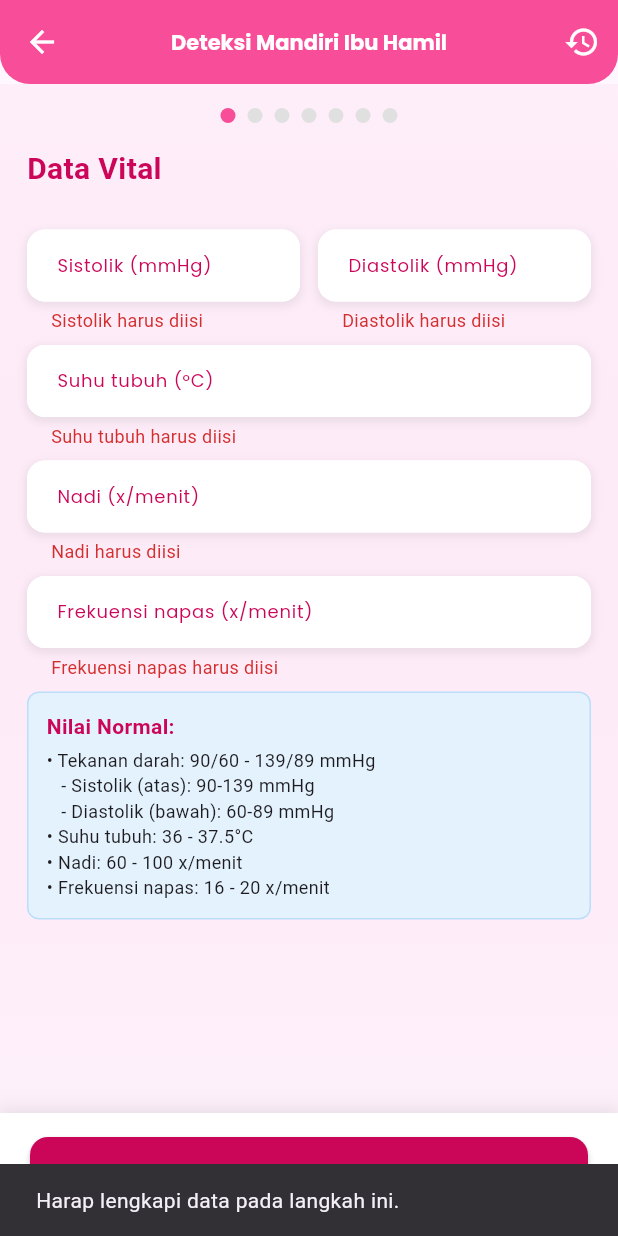
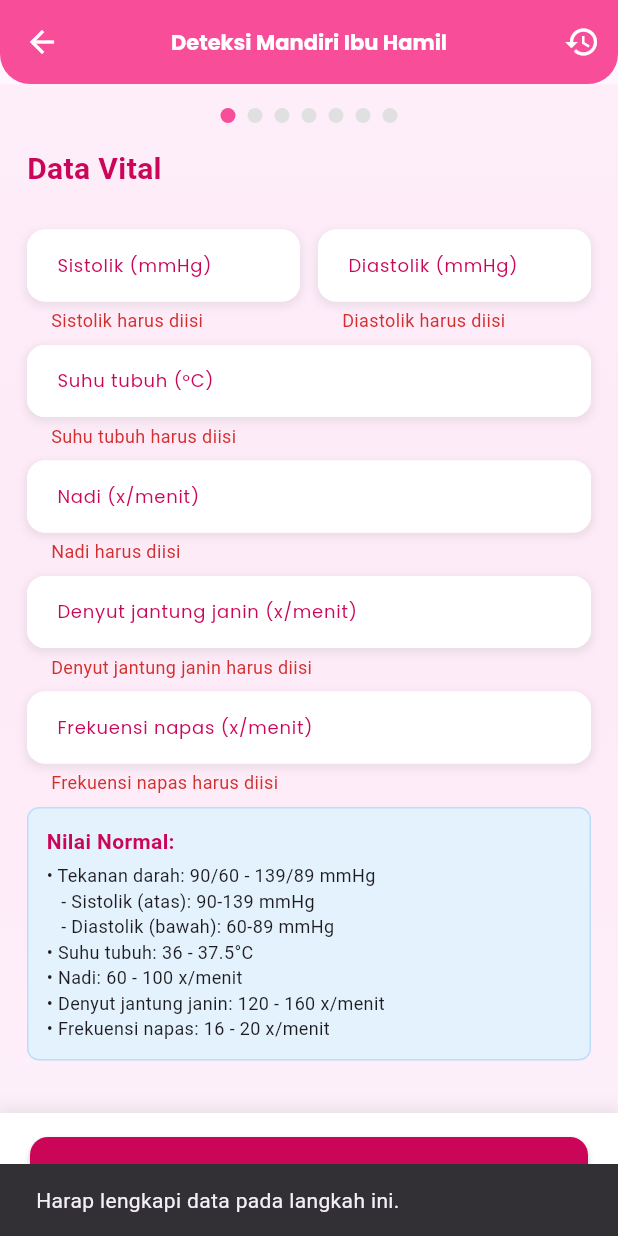
Before and after one commit to riyanari/bumilku, a Flutter app: the SelfDetectionPageView screen opened directly, after a tap on "Lanjut", on a phone screen of 412 x 824 dp. Run offline on Flutter 3.47's test engine with Material 3 defaults, Android fonts, the phone set to English and light mode, and no system bars; our stand-ins replace awesome_dialog, bloc, cloud_firestore, equatable, firebase_auth, firebase_core and 5 more; missing offline and left inert: firebase_app_check; accounts and stored records are empty.

Commit message:
add fetal heart rate at vital data self detection

```diff
--- a/lib/l10n/app_en.arb
+++ b/lib/l10n/app_en.arb
@@ -652,5 +652,11 @@
   "tutorialStep4Title": "Enjoy the experience",
   "tutorialStep4Desc": "Use the app to the fullest",
   "tutorialGetStarted": "Get Started",
-  "skip": "Skip"
+  "skip": "Skip",
+
+  "vitalFhrLabel": "Fetal heart rate (beats/min)",
+  "vitalFhrRequired": "Fetal heart rate is required",
+  "vitalNormalFhr": "• Fetal heart rate: 120 - 160 beats/min",
+  "vitalFhrRange": "Normal range is 120 - 160 beats/min"
+
 }
--- a/lib/l10n/app_id.arb
+++ b/lib/l10n/app_id.arb
@@ -654,5 +654,11 @@
   "tutorialStep4Title": "Nikmati Pengalaman",
   "tutorialStep4Desc": "Gunakan aplikasi dengan maksimal",
   "tutorialGetStarted": "Mulai Sekarang",
-  "skip": "Skip"
+  "skip": "Skip",
+
+  "vitalFhrLabel": "Denyut jantung janin (x/menit)",
+  "vitalFhrRequired": "Denyut jantung janin harus diisi",
+  "vitalNormalFhr": "• Denyut jantung janin: 120 - 160 x/menit",
+  "vitalFhrRange": "Nilai normal 120 - 160 x/menit"
+
 }
--- a/lib/l10n/app_localizations.dart
+++ b/lib/l10n/app_localizations.dart
@@ -2749,6 +2749,30 @@ abstract class AppLocalizations {
   /// In id, this message translates to:
   /// **'Skip'**
   String get skip;
+
+  /// No description provided for @vitalFhrLabel.
+  ///
+  /// In id, this message translates to:
+  /// **'Denyut jantung janin (x/menit)'**
+  String get vitalFhrLabel;
+
+  /// No description provided for @vitalFhrRequired.
+  ///
+  /// In id, this message translates to:
+  /// **'Denyut jantung janin harus diisi'**
+  String get vitalFhrRequired;
+
+  /// No description provided for @vitalNormalFhr.
+  ///
+  /// In id, this message translates to:
+  /// **'• Denyut jantung janin: 120 - 160 x/menit'**
+  String get vitalNormalFhr;
+
+  /// No description provided for @vitalFhrRange.
+  ///
+  /// In id, this message translates to:
+  /// **'Nilai normal 120 - 160 x/menit'**
+  String get vitalFhrRange;
 }
 
 class _AppLocalizationsDelegate
--- a/lib/l10n/app_localizations_en.dart
+++ b/lib/l10n/app_localizations_en.dart
@@ -1485,4 +1485,16 @@ class AppLocalizationsEn extends AppLocalizations {
 
   @override
   String get skip => 'Skip';
+
+  @override
+  String get vitalFhrLabel => 'Fetal heart rate (beats/min)';
+
+  @override
+  String get vitalFhrRequired => 'Fetal heart rate is required';
+
+  @override
+  String get vitalNormalFhr => '• Fetal heart rate: 120 - 160 beats/min';
+
+  @override
+  String get vitalFhrRange => 'Normal range is 120 - 160 beats/min';
 }
--- a/lib/l10n/app_localizations_id.dart
+++ b/lib/l10n/app_localizations_id.dart
@@ -1491,4 +1491,16 @@ class AppLocalizationsId extends AppLocalizations {
 
   @override
   String get skip => 'Skip';
+
+  @override
+  String get vitalFhrLabel => 'Denyut jantung janin (x/menit)';
+
+  @override
+  String get vitalFhrRequired => 'Denyut jantung janin harus diisi';
+
+  @override
+  String get vitalNormalFhr => '• Denyut jantung janin: 120 - 160 x/menit';
+
+  @override
+  String get vitalFhrRange => 'Nilai normal 120 - 160 x/menit';
 }
--- a/lib/pages/self_detection/pages/vital_data_page.dart
+++ b/lib/pages/self_detection/pages/vital_data_page.dart
@@ -100,6 +100,18 @@ class VitalDataPage extends StatelessWidget {
                     return null;
                   },
                 ),
+                CustomInputField(
+                  controller: controller.fetalHeartRateController,
+                  label: t.vitalFhrLabel, // "Denyut jantung janin (x/menit)"
+                  keyboardType: TextInputType.number,
+                  validator: (value) {
+                    if (value == null || value.isEmpty) return t.vitalFhrRequired;
+                    final v = int.tryParse(value);
+                    if (v == null) return t.vitalValidNumber;
+                    return null; // (validasi range opsional)
+                  },
+                ),
+
 
                 CustomInputField(
                   controller: controller.respirationController,
@@ -156,6 +168,10 @@ class VitalDataPage extends StatelessWidget {
                         style: const TextStyle(fontSize: 12),
                       ),
                       Text(
+                        t.vitalNormalFhr,
+                        style: const TextStyle(fontSize: 12),
+                      ),
+                      Text(
                         t.vitalNormalResp,
                         style: const TextStyle(fontSize: 12),
                       ),
--- a/lib/pages/self_detection/self_detection_controller.dart
+++ b/lib/pages/self_detection/self_detection_controller.dart
@@ -61,6 +61,8 @@ class SelfDetectionController extends ChangeNotifier {
   final TextEditingController physicalActivityController = TextEditingController();
   final TextEditingController familySupportController = TextEditingController();
   final TextEditingController customComplaintController = TextEditingController();
+  final TextEditingController fetalHeartRateController = TextEditingController();
+
 
   // Data gerakan janin
   DateTime? _fetalMovementDateTime;
@@ -207,6 +209,7 @@ class SelfDetectionController extends ChangeNotifier {
     physicalActivityController.dispose();
     familySupportController.dispose();
     customComplaintController.dispose();
+    fetalHeartRateController.dispose();
     super.dispose();
   }
 
--- a/lib/pages/self_detection/self_detection_page.dart
+++ b/lib/pages/self_detection/self_detection_page.dart
@@ -126,6 +126,12 @@ class _SelfDetectionPageViewState extends State<SelfDetectionPageView> {
           (value) => value.isEmpty ? 'Suhu tubuh harus diisi' : double.tryParse(value) == null ? 'Masukkan angka yang valid' : null,
           (value) => value.isEmpty ? 'Nadi harus diisi' : int.tryParse(value) == null ? 'Masukkan angka yang valid' : null,
           (value) => value.isEmpty ? 'Frekuensi napas harus diisi' : int.tryParse(value) == null ? 'Masukkan angka yang valid' : null,
+          (value) => value.isEmpty
+          ? 'Denyut jantung janin harus diisi'
+          : int.tryParse(value) == null
+          ? 'Masukkan angka yang valid'
+          : null,
+
     ];
 
     final controllers = [
@@ -133,6 +139,7 @@ class _SelfDetectionPageViewState extends State<SelfDetectionPageView> {
       _controller.diastolicBpController,
       _controller.temperatureController,
       _controller.pulseController,
+      _controller.fetalHeartRateController,
       _controller.respirationController,
     ];
 
--- a/pubspec.yaml
+++ b/pubspec.yaml
@@ -53,6 +53,7 @@ dependencies:
   youtube_player_iframe: ^5.2.2
   youtube_player_flutter: ^9.1.3
   webview_flutter: ^4.13.1
+  firebase_app_check: ^0.4.1+4
   flutter_localizations:
     sdk: flutter
 
```
Also changed, not shown: lib/main.dart (+12 -0 lines), pubspec.lock, 1 other file.
